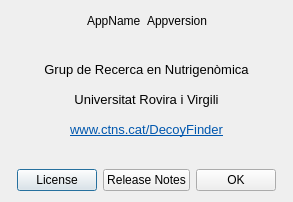
Qt form AboutDiag.ui (URV-cheminformatics/DecoyFinder) before a commit.
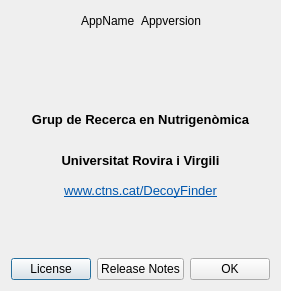
The same form after that commit. Icons and pictures are not drawn.

Patch:
```diff
--- a/AboutDiag.ui
+++ b/AboutDiag.ui
@@ -6,13 +6,17 @@
    <rect>
     <x>0</x>
     <y>0</y>
-    <width>293</width>
-    <height>202</height>
+    <width>268</width>
+    <height>291</height>
    </rect>
   </property>
   <property name="windowTitle">
    <string>Dialog</string>
   </property>
+  <property name="windowIcon">
+   <iconset resource="resources.qrc">
+    <normaloff>:/images/icon.png</normaloff>:/images/icon.png</iconset>
+  </property>
   <layout class="QVBoxLayout" name="verticalLayout">
    <item>
     <layout class="QHBoxLayout" name="horizontalLayout">
@@ -32,14 +36,14 @@
      <item>
       <widget class="QLabel" name="nameLabel">
        <property name="text">
-        <string>AppName</string>
+        <string notr="true">AppName</string>
        </property>
       </widget>
      </item>
      <item>
       <widget class="QLabel" name="versionlabel">
        <property name="text">
-        <string>Appversion</string>
+        <string notr="true">Appversion</string>
        </property>
       </widget>
      </item>
@@ -58,6 +62,28 @@
      </item>
     </layout>
    </item>
+   <item>
+    <widget class="QLabel" name="label">
+     <property name="enabled">
+      <bool>true</bool>
+     </property>
+     <property name="text">
+      <string notr="true"/>
+     </property>
+     <property name="pixmap">
+      <pixmap resource="resources.qrc">:/images/icon.png</pixmap>
+     </property>
+     <property name="scaledContents">
+      <bool>false</bool>
+     </property>
+     <property name="alignment">
+      <set>Qt::AlignCenter</set>
+     </property>
+     <property name="wordWrap">
+      <bool>true</bool>
+     </property>
+    </widget>
+   </item>
    <item>
     <spacer name="verticalSpacer_2">
      <property name="orientation">
@@ -71,17 +97,45 @@
      </property>
     </spacer>
    </item>
+   <item>
+    <widget class="QLabel" name="label_2">
+     <property name="text">
+      <string notr="true">&lt;!DOCTYPE HTML PUBLIC &quot;-//W3C//DTD HTML 4.0//EN&quot; &quot;http://www.w3.org/TR/REC-html40/strict.dtd&quot;&gt;
+&lt;html&gt;&lt;head&gt;&lt;meta name=&quot;qrichtext&quot; content=&quot;1&quot; /&gt;&lt;style type=&quot;text/css&quot;&gt;
+p, li { white-space: pre-wrap; }
+&lt;/style&gt;&lt;/head&gt;&lt;body style=&quot; font-family:'DejaVu Sans'; font-size:10pt; font-weight:400; font-style:normal;&quot;&gt;
+&lt;p style=&quot; margin-top:0px; margin-bottom:0px; margin-left:0px; margin-right:0px; -qt-block-indent:0; text-indent:0px;&quot;&gt;&lt;span style=&quot; font-weight:600;&quot;&gt;Grup de Recerca en Nutrigen&amp;ograve;mica&lt;/span&gt;&lt;/p&gt;&lt;/body&gt;&lt;/html&gt;</string>
+     </property>
+     <property name="alignment">
+      <set>Qt::AlignCenter</set>
+     </property>
+    </widget>
+   </item>
+   <item>
+    <widget class="QLabel" name="label_3">
+     <property name="text">
+      <string notr="true"/>
+     </property>
+     <property name="pixmap">
+      <pixmap resource="resources.qrc">:/images/urv.png</pixmap>
+     </property>
+     <property name="scaledContents">
+      <bool>false</bool>
+     </property>
+     <property name="alignment">
+      <set>Qt::AlignCenter</set>
+     </property>
+    </widget>
+   </item>
    <item>
     <widget class="QLabel" name="infolabel">
      <property name="text">
-      <string>&lt;!DOCTYPE HTML PUBLIC &quot;-//W3C//DTD HTML 4.0//EN&quot; &quot;http://www.w3.org/TR/REC-html40/strict.dtd&quot;&gt;
+      <string notr="true">&lt;!DOCTYPE HTML PUBLIC &quot;-//W3C//DTD HTML 4.0//EN&quot; &quot;http://www.w3.org/TR/REC-html40/strict.dtd&quot;&gt;
 &lt;html&gt;&lt;head&gt;&lt;meta name=&quot;qrichtext&quot; content=&quot;1&quot; /&gt;&lt;style type=&quot;text/css&quot;&gt;
 p, li { white-space: pre-wrap; }
 &lt;/style&gt;&lt;/head&gt;&lt;body style=&quot; font-family:'DejaVu Sans'; font-size:10pt; font-weight:400; font-style:normal;&quot;&gt;
-&lt;p style=&quot; margin-top:0px; margin-bottom:0px; margin-left:0px; margin-right:0px; -qt-block-indent:0; text-indent:0px;&quot;&gt;Grup de Recerca en Nutrigenòmica&lt;/p&gt;
-&lt;p style=&quot;-qt-paragraph-type:empty; margin-top:0px; margin-bottom:0px; margin-left:0px; margin-right:0px; -qt-block-indent:0; text-indent:0px;&quot;&gt;&lt;/p&gt;
-&lt;p style=&quot; margin-top:0px; margin-bottom:0px; margin-left:0px; margin-right:0px; -qt-block-indent:0; text-indent:0px;&quot;&gt;Universitat Rovira i Virgili&lt;/p&gt;
-&lt;p style=&quot;-qt-paragraph-type:empty; margin-top:0px; margin-bottom:0px; margin-left:0px; margin-right:0px; -qt-block-indent:0; text-indent:0px;&quot;&gt;&lt;/p&gt;
+&lt;p style=&quot; margin-top:0px; margin-bottom:0px; margin-left:0px; margin-right:0px; -qt-block-indent:0; text-indent:0px;&quot;&gt;&lt;span style=&quot; font-weight:600;&quot;&gt;Universitat Rovira i Virgili&lt;/span&gt;&lt;/p&gt;
+&lt;p style=&quot;-qt-paragraph-type:empty; margin-top:0px; margin-bottom:0px; margin-left:0px; margin-right:0px; -qt-block-indent:0; text-indent:0px; font-weight:600;&quot;&gt;&lt;/p&gt;
 &lt;p style=&quot; margin-top:0px; margin-bottom:0px; margin-left:0px; margin-right:0px; -qt-block-indent:0; text-indent:0px;&quot;&gt;&lt;a href=&quot;http://www.ctns.cat/DecoyFinder&quot;&gt;&lt;span style=&quot; text-decoration: underline; color:#0057ae;&quot;&gt;www.ctns.cat/DecoyFinder&lt;/span&gt;&lt;/a&gt;&lt;/p&gt;&lt;/body&gt;&lt;/html&gt;</string>
      </property>
      <property name="alignment">
```
Left out of the diff: 4 changed lines with no effect on the pictures.
